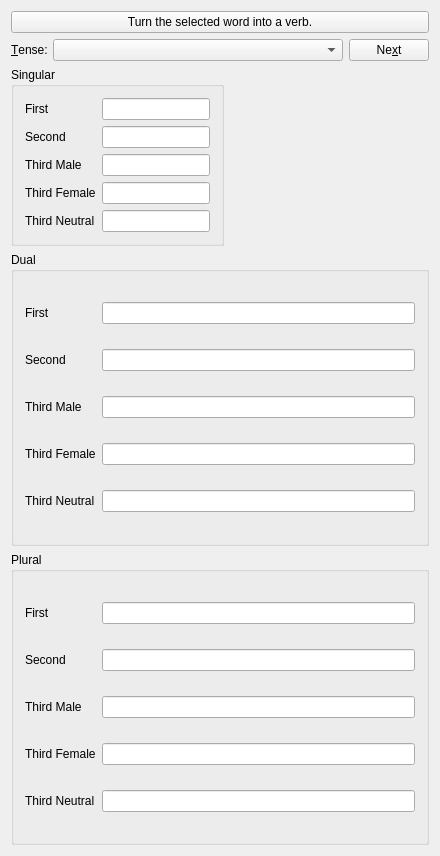
Above: src/entry-dialogs/conjugationwidget.ui from KDE/parley before the change. Below: the same form after it.
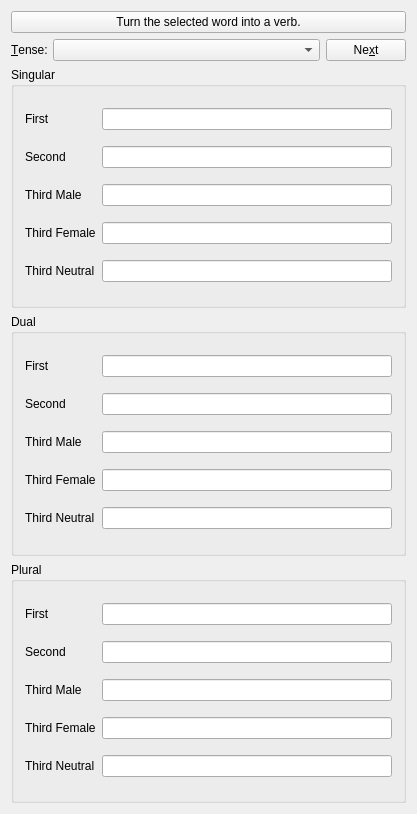
That is the form after the change.

Commit message: set up tenses

```diff
--- a/src/entry-dialogs/conjugationwidget.ui
+++ b/src/entry-dialogs/conjugationwidget.ui
@@ -5,10 +5,16 @@
    <rect>
     <x>0</x>
     <y>0</y>
-    <width>440</width>
-    <height>856</height>
+    <width>417</width>
+    <height>814</height>
    </rect>
   </property>
+  <property name="sizePolicy" >
+   <sizepolicy vsizetype="Fixed" hsizetype="Fixed" >
+    <horstretch>0</horstretch>
+    <verstretch>0</verstretch>
+   </sizepolicy>
+  </property>
   <property name="minimumSize" >
    <size>
     <width>332</width>
@@ -78,7 +84,7 @@
    <item>
     <widget class="QGroupBox" name="singularGroupBox" >
      <property name="sizePolicy" >
-      <sizepolicy vsizetype="Fixed" hsizetype="Fixed" >
+      <sizepolicy vsizetype="Preferred" hsizetype="Preferred" >
        <horstretch>0</horstretch>
        <verstretch>0</verstretch>
       </sizepolicy>
```
The commit also changes 1 other file.
